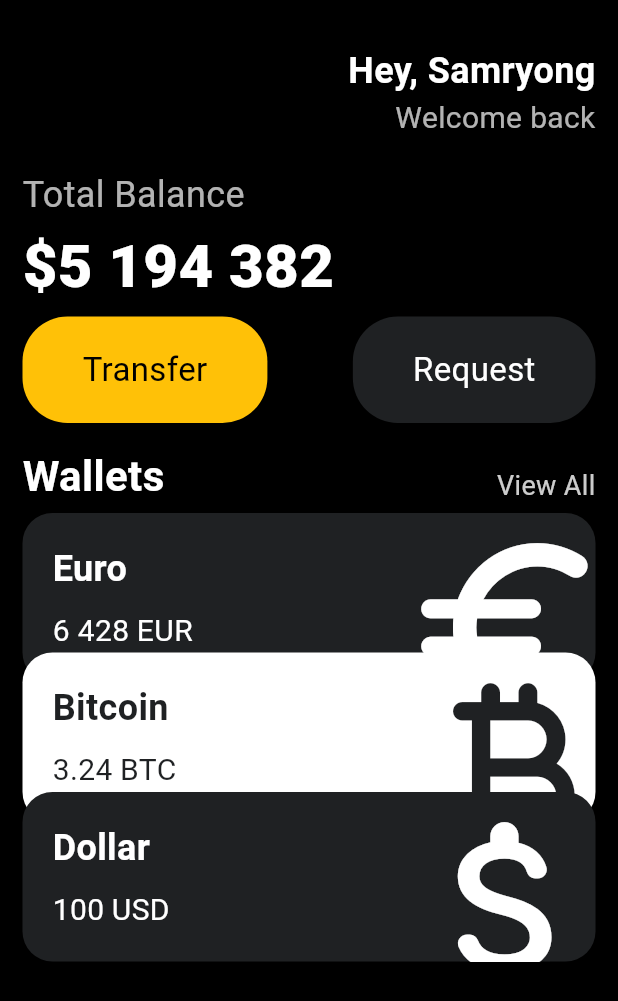
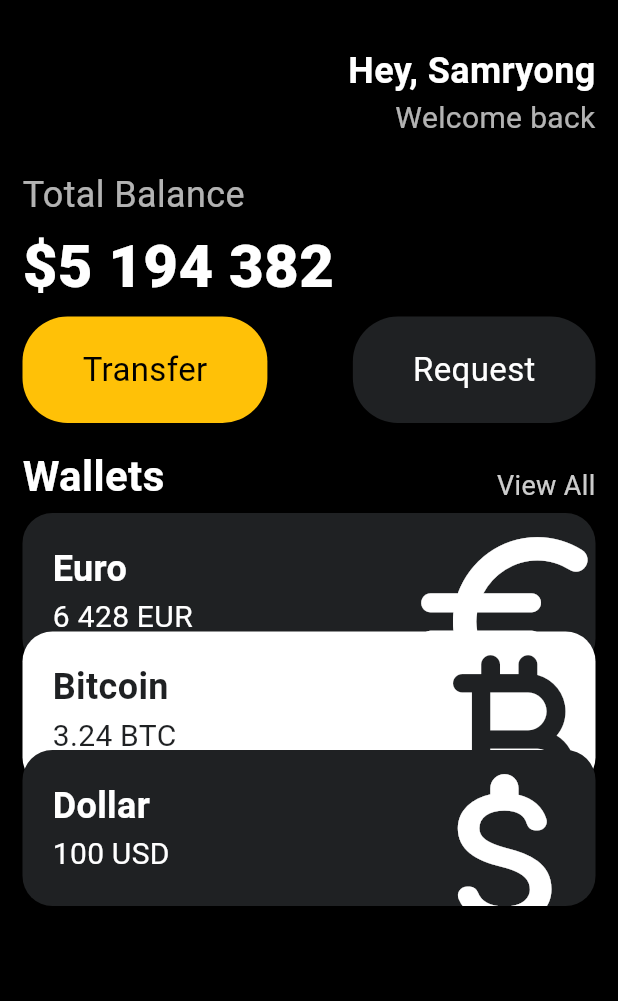
Before and after one commit to Sam-Ryong/pika_client_flutter, a Flutter app: the screen it shows after launch, on a phone screen of 412 x 824 dp. Shown: the top 1001 px of the screen. Run offline on Flutter 3.47's test engine with Material 3 defaults, Android fonts, the phone set to English and light mode, and no system bars.

Commit message:
Transform.translate 를 별도의 클래스에 적용

```diff
--- a/lib/main.dart
+++ b/lib/main.dart
@@ -117,26 +117,23 @@ class App extends StatelessWidget {
                   index: "EUR",
                   icon: Icons.euro_rounded,
                   isInverted: false,
+                  order: 0,
                 ),
-                Transform.translate(
-                  offset: const Offset(0, -20),
-                  child: const MyCard(
+                const MyCard(
                   name: "Bitcoin",
                   balance: "3.24",
                   index: "BTC",
                   icon: Icons.currency_bitcoin_rounded,
                   isInverted: true,
+                  order: 1,
                 ),
-                ),
-                Transform.translate(
-                  offset: const Offset(0, -40),
-                  child: const MyCard(
+                const MyCard(
                   name: "Dollar",
                   balance: "100",
                   index: "USD",
                   icon: Icons.attach_money_rounded,
                   isInverted: false,
-                  ),
+                  order: 2,
                 )
               ],
             ),
--- a/lib/widgets/card.dart
+++ b/lib/widgets/card.dart
@@ -6,6 +6,7 @@ class MyCard extends StatelessWidget {
   final String index;
   final IconData icon;
   final bool isInverted;
+  final double order;
   const MyCard({
     super.key,
     required this.name,
@@ -13,11 +14,14 @@ class MyCard extends StatelessWidget {
     required this.index,
     required this.icon,
     required this.isInverted,
+    required this.order,
   });
 
   @override
   Widget build(BuildContext context) {
-    return Container(
+    return Transform.translate(
+      offset: Offset(0, -25 * order),
+      child: Container(
         clipBehavior: Clip.hardEdge,
         decoration: BoxDecoration(
           color: isInverted ? Colors.white : const Color(0xFF1F2123),
@@ -34,19 +38,21 @@ class MyCard extends StatelessWidget {
                   Text(
                     name,
                     style: TextStyle(
-                    color: isInverted ? const Color(0xFF1F2123) : Colors.white,
+                      color:
+                          isInverted ? const Color(0xFF1F2123) : Colors.white,
                       fontSize: 24,
                       fontWeight: FontWeight.w600,
                     ),
                   ),
-                const SizedBox(height: 10),
+                  const SizedBox(height: 1),
                   Row(
                     children: [
                       Text(
                         balance,
                         style: TextStyle(
-                        color:
-                            isInverted ? const Color(0xFF1F2123) : Colors.white,
+                          color: isInverted
+                              ? const Color(0xFF1F2123)
+                              : Colors.white,
                           fontSize: 20,
                         ),
                       ),
@@ -54,8 +60,9 @@ class MyCard extends StatelessWidget {
                       Text(
                         index,
                         style: TextStyle(
-                        color:
-                            isInverted ? const Color(0xFF1F2123) : Colors.white,
+                          color: isInverted
+                              ? const Color(0xFF1F2123)
+                              : Colors.white,
                           fontSize: 20,
                         ),
                       )
@@ -77,6 +84,7 @@ class MyCard extends StatelessWidget {
             ],
           ),
         ),
+      ),
     );
   }
 }
```
Lines whose indentation alone changed are shown as unchanged.
